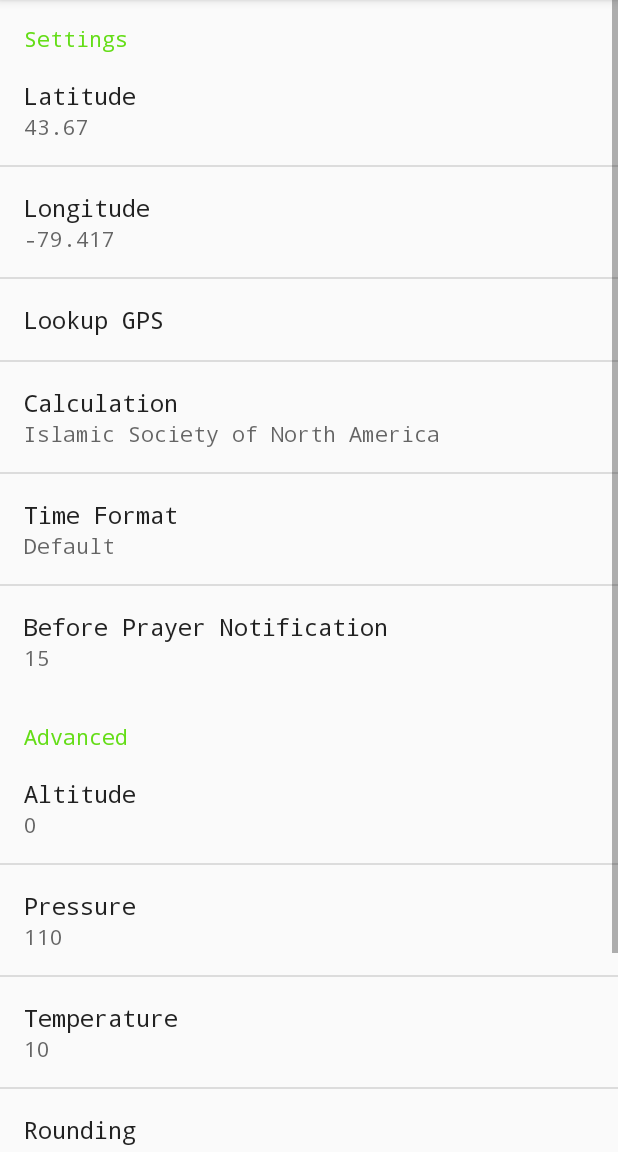
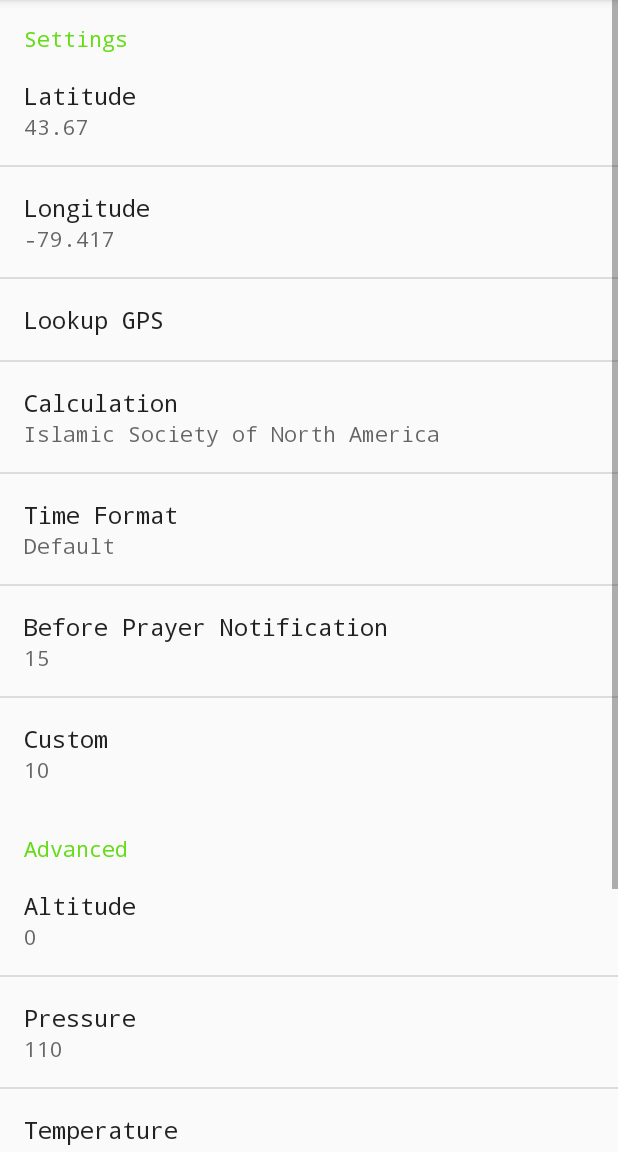
Before and after one commit to jmasalma/AdhanAlarm3, an Android app built with Jetpack Compose: the fragment SettingsFragment shown on its own in the app's theme, on a phone screen of 412 x 824 dp, the part 84-1236 px from its top. Run offline under Robolectric (Android 15) with nearby library versions, the phone set to English and light mode, and no system bars; 8 statements that could not run were skipped.

Commit message:
feat: Add custom 'before notification' time and make widgets clickable
This commit introduces two new features:

1.  A custom 'before notification' time option in the settings. Users can now specify a custom number of minutes for the notification before prayer time.
2.  The home screen widgets are now clickable. Tapping on either the 'Next Prayer' or 'All Day Prayers' widget will open the application.

This commit also updates the `PendingIntent` flags in the widget providers to follow modern Android best practices.

```diff
--- a/app/src/main/java/islam/adhanalarm/handler/ScheduleHandler.java
+++ b/app/src/main/java/islam/adhanalarm/handler/ScheduleHandler.java
@@ -139,11 +139,14 @@ public class ScheduleHandler {
 
             // Schedule before prayer notification
             int beforePrayerNotificationTime = Integer.parseInt(settings.getString("beforePrayerNotification", "15"));
+            if (beforePrayerNotificationTime == -1) {
+                beforePrayerNotificationTime = Integer.parseInt(settings.getString("beforePrayerNotificationCustom", "10"));
+            }
             if (beforePrayerNotificationTime > 0) {
                 GregorianCalendar beforePrayerTime = (GregorianCalendar) prayerTime.clone();
                 beforePrayerTime.add(Calendar.MINUTE, -beforePrayerNotificationTime);
                 Intent beforeIntent = new Intent(context, islam.adhanalarm.PrayerTimeReceiver.class);
-                beforeIntent.putExtra("prayer_name", prayerNames[i]);
+                beforeIntent.putExtra("prayer_name", prayerNames[i] + " (in " + beforePrayerNotificationTime + " minutes)");
                 beforeIntent.putExtra("notification_id", i + CONSTANT.NOTIFICATION_ID_OFFSET);
                 beforeIntent.putExtra("prayer_time_millis", prayerTime.getTimeInMillis());
                 PendingIntent beforePendingIntent = PendingIntent.getBroadcast(context, i + CONSTANT.REQUEST_CODE_OFFSET, beforeIntent, PendingIntent.FLAG_UPDATE_CURRENT | PendingIntent.FLAG_IMMUTABLE);
--- a/app/src/main/res/layout/next_prayer_widget.xml
+++ b/app/src/main/res/layout/next_prayer_widget.xml
@@ -1,4 +1,5 @@
 <RelativeLayout xmlns:android="http://schemas.android.com/apk/res/android"
+    android:id="@+id/next_prayer_widget_layout"
     android:layout_width="match_parent"
     android:layout_height="match_parent"
     android:background="@color/colorPrimary"
--- a/app/src/main/res/values/arrays.xml
+++ b/app/src/main/res/values/arrays.xml
@@ -43,12 +43,14 @@
         <item>10</item>
         <item>15</item>
         <item>20</item>
+        <item>@string/custom</item>
     </string-array>
     <string-array name="before_prayer_notification_values">
         <item>0</item>
         <item>10</item>
         <item>15</item>
         <item>20</item>
+        <item>-1</item>
     </string-array>
     <array name="hijri_months">
         <item>@string/month0</item>
--- a/app/src/main/res/xml/settings.xml
+++ b/app/src/main/res/xml/settings.xml
@@ -36,6 +36,12 @@
             android:entries="@array/before_prayer_notification_entries"
             android:entryValues="@array/before_prayer_notification_values"
             android:defaultValue="15" />
+        <EditTextPreference
+            android:key="beforePrayerNotificationCustom"
+            android:title="@string/custom"
+            android:summary="@string/minutes"
+            android:inputType="number"
+            android:defaultValue="10" />
     </PreferenceCategory>
 
     <PreferenceCategory android:title="@string/advanced">
```
Also changed, not shown: app/src/main/java/islam/adhanalarm/SettingsFragment.java (+13 -0 lines), app/src/main/java/islam/adhanalarm/widget/AllDayPrayersWidgetProvider.kt (+8 -0 lines), app/src/main/java/islam/adhanalarm/widget/NextPrayerWidgetProvider.kt (+8 -0 lines).
